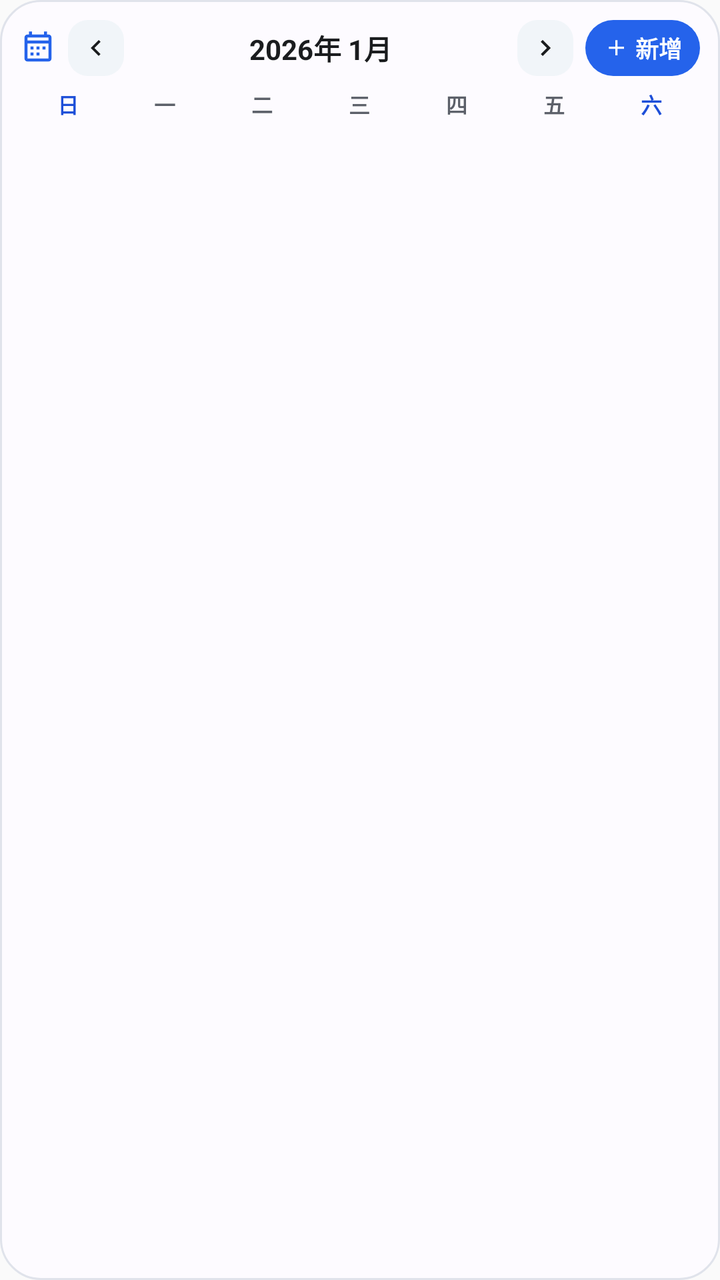
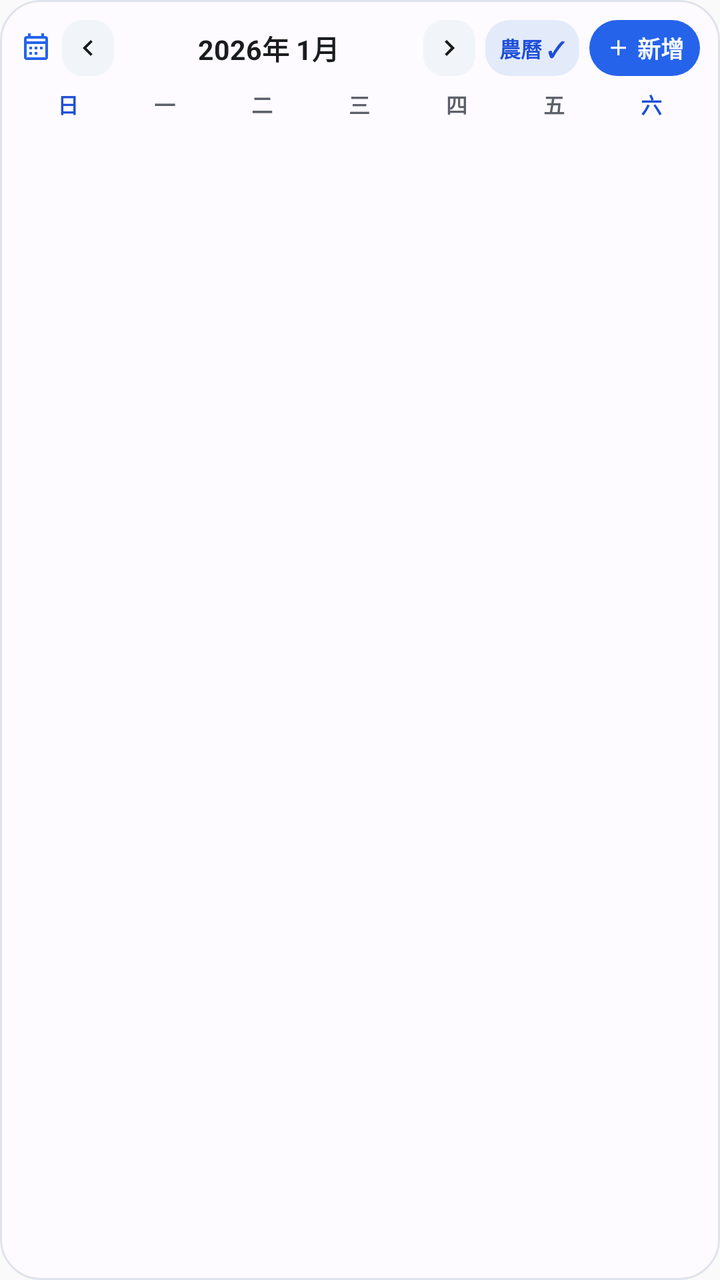

The first picture is an Android layout as it rendered before a commit; the second is the same layout after the commit. The layout source and the unified diff follow.
<!-- AndroidManifest.xml: application theme Theme.Notepad -->
<!-- res/layout/widget_calendar.xml -->
<?xml version="1.0" encoding="utf-8"?>
<LinearLayout xmlns:android="http://schemas.android.com/apk/res/android"
    android:id="@+id/widget_cal_root"
    android:layout_width="match_parent"
    android:layout_height="match_parent"
    android:background="@drawable/widget_bg"
    android:orientation="vertical"
    android:padding="10dp">

    
    <LinearLayout
        android:layout_width="match_parent"
        android:layout_height="wrap_content"
        android:gravity="center_vertical"
        android:orientation="horizontal"
        android:paddingBottom="6dp">

        <ImageView
            android:layout_width="18dp"
            android:layout_height="18dp"
            android:layout_marginEnd="6dp"
            android:contentDescription="@string/widget_calendar_name"
            android:src="@drawable/ic_widget_calendar" />

        <LinearLayout
            android:id="@+id/widget_cal_prev_button"
            android:layout_width="28dp"
            android:layout_height="28dp"
            android:background="@drawable/widget_cal_nav_bg"
            android:gravity="center"
            android:orientation="horizontal">

            <ImageView
                android:layout_width="16dp"
                android:layout_height="16dp"
                android:contentDescription="上一個月"
                android:src="@drawable/ic_widget_chevron_left" />
        </LinearLayout>

        <TextView
            android:id="@+id/widget_cal_month_title"
            android:layout_width="0dp"
            android:layout_height="wrap_content"
            android:layout_marginHorizontal="6dp"
            android:layout_weight="1"
            android:ellipsize="end"
            android:gravity="center"
            android:maxLines="1"
            android:text="2026年 1月"
            android:textColor="@color/widget_text_primary"
            android:textSize="14sp"
            android:textStyle="bold" />

        <LinearLayout
            android:id="@+id/widget_cal_next_button"
            android:layout_width="28dp"
            android:layout_height="28dp"
            android:layout_marginEnd="6dp"
            android:background="@drawable/widget_cal_nav_bg"
            android:gravity="center"
            android:orientation="horizontal">

            <ImageView
                android:layout_width="16dp"
                android:layout_height="16dp"
                android:contentDescription="下一個月"
                android:src="@drawable/ic_widget_chevron_right" />
        </LinearLayout>

        <LinearLayout
            android:id="@+id/widget_cal_add_button"
            android:layout_width="wrap_content"
            android:layout_height="28dp"
            android:background="@drawable/widget_button_bg"
            android:gravity="center"
            android:orientation="horizontal"
            android:paddingHorizontal="9dp">

            <ImageView
                android:layout_width="13dp"
                android:layout_height="13dp"
                android:contentDescription="快速建立記事或待辦"
                android:src="@drawable/ic_widget_add" />

            <TextView
                android:layout_width="wrap_content"
                android:layout_height="wrap_content"
                android:layout_marginStart="3dp"
                android:text="新增"
                android:textColor="@color/widget_on_accent"
                android:textSize="11.5sp"
                android:textStyle="bold" />
        </LinearLayout>
    </LinearLayout>

    
    <LinearLayout
        android:layout_width="match_parent"
        android:layout_height="wrap_content"
        android:orientation="horizontal"
        android:paddingBottom="4dp"
        android:weightSum="7">

        <TextView
            android:layout_width="0dp"
            android:layout_height="wrap_content"
            android:layout_weight="1"
            android:gravity="center"
            android:text="日"
            android:textColor="@color/widget_cal_today_text"
            android:textSize="10.5sp"
            android:textStyle="bold" />

        <TextView
            android:layout_width="0dp"
            android:layout_height="wrap_content"
            android:layout_weight="1"
            android:gravity="center"
            android:text="一"
            android:textColor="@color/widget_text_secondary"
            android:textSize="10.5sp"
            android:textStyle="bold" />

        <TextView
            android:layout_width="0dp"
            android:layout_height="wrap_content"
            android:layout_weight="1"
            android:gravity="center"
            android:text="二"
            android:textColor="@color/widget_text_secondary"
            android:textSize="10.5sp"
            android:textStyle="bold" />

        <TextView
            android:layout_width="0dp"
            android:layout_height="wrap_content"
            android:layout_weight="1"
            android:gravity="center"
            android:text="三"
            android:textColor="@color/widget_text_secondary"
            android:textSize="10.5sp"
            android:textStyle="bold" />

        <TextView
            android:layout_width="0dp"
            android:layout_height="wrap_content"
            android:layout_weight="1"
            android:gravity="center"
            android:text="四"
            android:textColor="@color/widget_text_secondary"
            android:textSize="10.5sp"
            android:textStyle="bold" />

        <TextView
            android:layout_width="0dp"
            android:layout_height="wrap_content"
            android:layout_weight="1"
            android:gravity="center"
            android:text="五"
            android:textColor="@color/widget_text_secondary"
            android:textSize="10.5sp"
            android:textStyle="bold" />

        <TextView
            android:layout_width="0dp"
            android:layout_height="wrap_content"
            android:layout_weight="1"
            android:gravity="center"
            android:text="六"
            android:textColor="@color/widget_cal_today_text"
            android:textSize="10.5sp"
            android:textStyle="bold" />
    </LinearLayout>

    
    <LinearLayout
        android:id="@+id/widget_cal_week_0"
        android:layout_width="match_parent"
        android:layout_height="0dp"
        android:layout_weight="1"
        android:orientation="horizontal"
        android:weightSum="7" />

    <LinearLayout
        android:id="@+id/widget_cal_week_1"
        android:layout_width="match_parent"
        android:layout_height="0dp"
        android:layout_weight="1"
        android:orientation="horizontal"
        android:weightSum="7" />

    <LinearLayout
        android:id="@+id/widget_cal_week_2"
        android:layout_width="match_parent"
        android:layout_height="0dp"
        android:layout_weight="1"
        android:orientation="horizontal"
        android:weightSum="7" />

    <LinearLayout
        android:id="@+id/widget_cal_week_3"
        android:layout_width="match_parent"
        android:layout_height="0dp"
        android:layout_weight="1"
        android:orientation="horizontal"
        android:weightSum="7" />

    <LinearLayout
        android:id="@+id/widget_cal_week_4"
        android:layout_width="match_parent"
        android:layout_height="0dp"
        android:layout_weight="1"
        android:orientation="horizontal"
        android:weightSum="7" />

    <LinearLayout
        android:id="@+id/widget_cal_week_5"
        android:layout_width="match_parent"
        android:layout_height="0dp"
        android:layout_weight="1"
        android:orientation="horizontal"
        android:weightSum="7" />
</LinearLayout>
<!-- resources referenced by this layout -->
<resources>
  <color name="widget_cal_today_text">#FF1D4ED8</color>
  <color name="widget_on_accent">#FFFFFFFF</color>
  <color name="widget_text_primary">#FF1A1C1E</color>
  <color name="widget_text_secondary">#FF5C6069</color>
  <!-- drawable ic_widget_add (drawable) -->
  <?xml version="1.0" encoding="utf-8"?>
  <vector xmlns:android="http://schemas.android.com/apk/res/android"
      android:width="18dp"
      android:height="18dp"
      android:viewportWidth="24"
      android:viewportHeight="24">
      <path
          android:fillColor="#FFFFFFFF"
          android:pathData="M19,13h-6v6h-2v-6H5v-2h6V5h2v6h6v2z" />
  </vector>
  <!-- drawable ic_widget_calendar (drawable) -->
  <?xml version="1.0" encoding="utf-8"?>
  <vector xmlns:android="http://schemas.android.com/apk/res/android"
      android:width="18dp"
      android:height="18dp"
      android:viewportWidth="24"
      android:viewportHeight="24">
      <path
          android:fillColor="@color/widget_accent"
          android:pathData="M19,3h-1V1h-2v2H8V1H6v2H5C3.89,3 3,3.9 3,5v14c0,1.1 0.89,2 2,2h14c1.1,0 2,-0.9 2,-2V5C21,3.9 20.1,3 19,3zM19,19H5V9h14V19zM19,7H5V5h14V7zM7,11h2v2H7V11zM11,11h2v2h-2V11zM15,11h2v2h-2V11zM7,15h2v2H7V15zM11,15h2v2h-2V15z" />
  </vector>
  <!-- drawable ic_widget_chevron_left (drawable) -->
  <?xml version="1.0" encoding="utf-8"?>
  <vector xmlns:android="http://schemas.android.com/apk/res/android"
      android:width="18dp"
      android:height="18dp"
      android:viewportWidth="24"
      android:viewportHeight="24">
      <path
          android:fillColor="@color/widget_text_primary"
          android:pathData="M15.41,7.41L14,6l-6,6 6,6 1.41,-1.41L10.83,12z" />
  </vector>
  <!-- drawable ic_widget_chevron_right (drawable) -->
  <?xml version="1.0" encoding="utf-8"?>
  <vector xmlns:android="http://schemas.android.com/apk/res/android"
      android:width="18dp"
      android:height="18dp"
      android:viewportWidth="24"
      android:viewportHeight="24">
      <path
          android:fillColor="@color/widget_text_primary"
          android:pathData="M10,6L8.59,7.41 13.17,12l-4.58,4.59L10,18l6,-6z" />
  </vector>
  <!-- drawable widget_bg (drawable) -->
  <?xml version="1.0" encoding="utf-8"?>
  <shape xmlns:android="http://schemas.android.com/apk/res/android"
      android:shape="rectangle">
      <solid android:color="@color/widget_surface" />
      <corners android:radius="20dp" />
      <stroke
          android:width="1dp"
          android:color="@color/widget_surface_border" />
  </shape>
  <!-- drawable widget_button_bg (drawable) -->
  <?xml version="1.0" encoding="utf-8"?>
  <shape xmlns:android="http://schemas.android.com/apk/res/android"
      android:shape="rectangle">
      <solid android:color="@color/widget_accent" />
      <corners android:radius="16dp" />
  </shape>
  <!-- drawable widget_cal_nav_bg (drawable) -->
  <?xml version="1.0" encoding="utf-8"?>
  <shape xmlns:android="http://schemas.android.com/apk/res/android"
      android:shape="rectangle">
      <solid android:color="@color/widget_cal_nav_bg" />
      <corners android:radius="10dp" />
  </shape>
  <string name="widget_calendar_name">月曆桌面小工具</string>
  <style name="Theme.Notepad" parent="android:Theme.Material.Light.NoActionBar" />
  <color name="widget_accent">#FF2563EB</color>
  <color name="widget_surface">#FFFDFBFF</color>
  <color name="widget_surface_border">#FFE0E3EB</color>
  <color name="widget_cal_nav_bg">#FFF1F5F9</color>
</resources>

<!-- the commit's change to res/layout/widget_calendar.xml (unified diff, before → after) -->
@@ -16,15 +16,15 @@
         android:paddingBottom="6dp">
 
         <ImageView
-            android:layout_width="18dp"
-            android:layout_height="18dp"
-            android:layout_marginEnd="6dp"
+            android:layout_width="16dp"
+            android:layout_height="16dp"
+            android:layout_marginEnd="5dp"
             android:contentDescription="@string/widget_calendar_name"
             android:src="@drawable/ic_widget_calendar" />
 
         <LinearLayout
             android:id="@+id/widget_cal_prev_button"
-            android:layout_width="28dp"
+            android:layout_width="26dp"
             android:layout_height="28dp"
             android:background="@drawable/widget_cal_nav_bg"
             android:gravity="center"
@@ -41,21 +41,21 @@
             android:id="@+id/widget_cal_month_title"
             android:layout_width="0dp"
             android:layout_height="wrap_content"
-            android:layout_marginHorizontal="6dp"
+            android:layout_marginHorizontal="4dp"
             android:layout_weight="1"
             android:ellipsize="end"
             android:gravity="center"
             android:maxLines="1"
             android:text="2026年 1月"
             android:textColor="@color/widget_text_primary"
-            android:textSize="14sp"
+            android:textSize="13.5sp"
             android:textStyle="bold" />
 
         <LinearLayout
             android:id="@+id/widget_cal_next_button"
-            android:layout_width="28dp"
-            android:layout_height="28dp"
-            android:layout_marginEnd="6dp"
+            android:layout_width="26dp"
+            android:layout_height="28dp"
+            android:layout_marginEnd="5dp"
             android:background="@drawable/widget_cal_nav_bg"
             android:gravity="center"
             android:orientation="horizontal">
@@ -67,6 +67,20 @@
                 android:src="@drawable/ic_widget_chevron_right" />
         </LinearLayout>
 
+        <TextView
+            android:id="@+id/widget_cal_lunar_toggle"
+            android:layout_width="wrap_content"
+            android:layout_height="28dp"
+            android:layout_marginEnd="5dp"
+            android:background="@drawable/widget_chip_bg"
+            android:gravity="center"
+            android:maxLines="1"
+            android:paddingHorizontal="7dp"
+            android:text="農曆 ✓"
+            android:textColor="@color/widget_chip_text"
+            android:textSize="10.5sp"
+            android:textStyle="bold" />
+
         <LinearLayout
             android:id="@+id/widget_cal_add_button"
             android:layout_width="wrap_content"
@@ -74,7 +88,7 @@
             android:background="@drawable/widget_button_bg"
             android:gravity="center"
             android:orientation="horizontal"
-            android:paddingHorizontal="9dp">
+            android:paddingHorizontal="8dp">
 
             <ImageView
                 android:layout_width="13dp"
<!-- resource entries referenced after the edit -->
@@ -1,6 +1,7 @@
 <!-- resources referenced by this layout -->
 <resources>
   <color name="widget_cal_today_text">#FF1D4ED8</color>
+  <color name="widget_chip_text">#FF1D4ED8</color>
   <color name="widget_on_accent">#FFFFFFFF</color>
   <color name="widget_text_primary">#FF1A1C1E</color>
   <color name="widget_text_secondary">#FF5C6069</color>
@@ -72,11 +73,19 @@
       <solid android:color="@color/widget_cal_nav_bg" />
       <corners android:radius="10dp" />
   </shape>
+  <!-- drawable widget_chip_bg (drawable) -->
+  <?xml version="1.0" encoding="utf-8"?>
+  <shape xmlns:android="http://schemas.android.com/apk/res/android"
+      android:shape="rectangle">
+      <solid android:color="@color/widget_chip_bg" />
+      <corners android:radius="12dp" />
+  </shape>
   <string name="widget_calendar_name">月曆桌面小工具</string>
   <style name="Theme.Notepad" parent="android:Theme.Material.Light.NoActionBar" />
   <color name="widget_accent">#FF2563EB</color>
   <color name="widget_surface">#FFFDFBFF</color>
   <color name="widget_surface_border">#FFE0E3EB</color>
   <color name="widget_cal_nav_bg">#FFF1F5F9</color>
+  <color name="widget_chip_bg">#FFE3EAFA</color>
 </resources>
 
